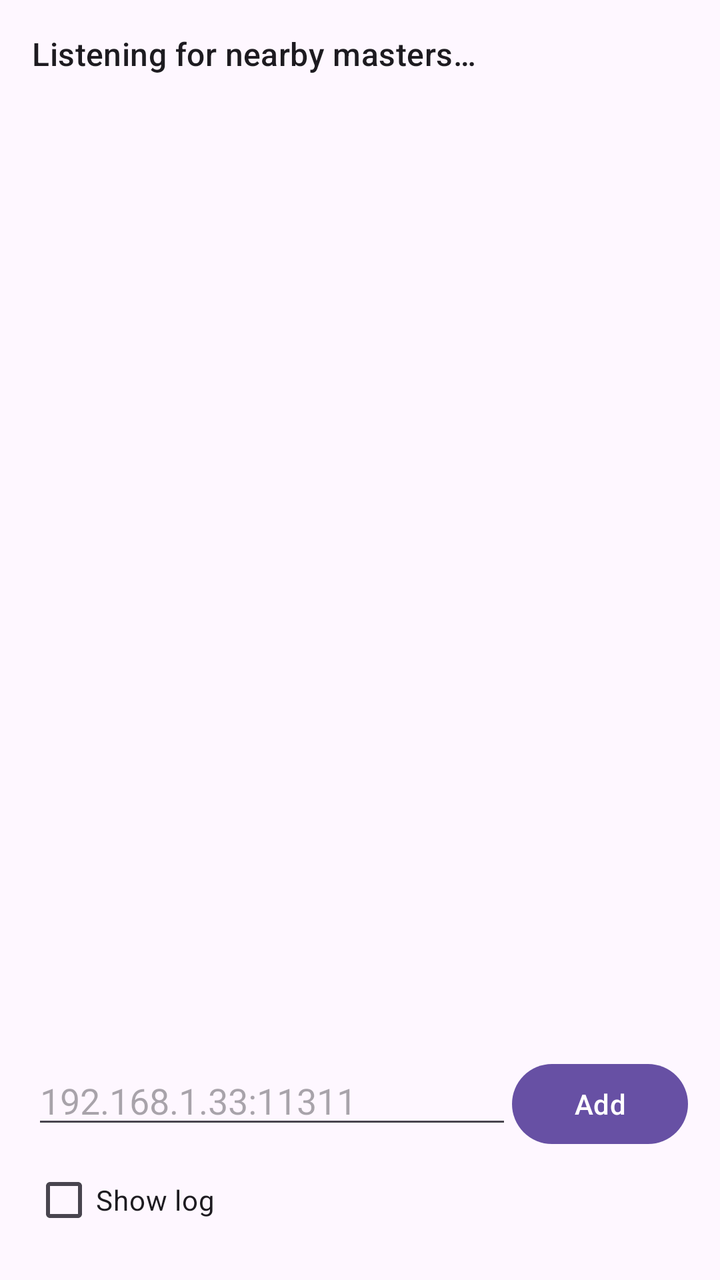
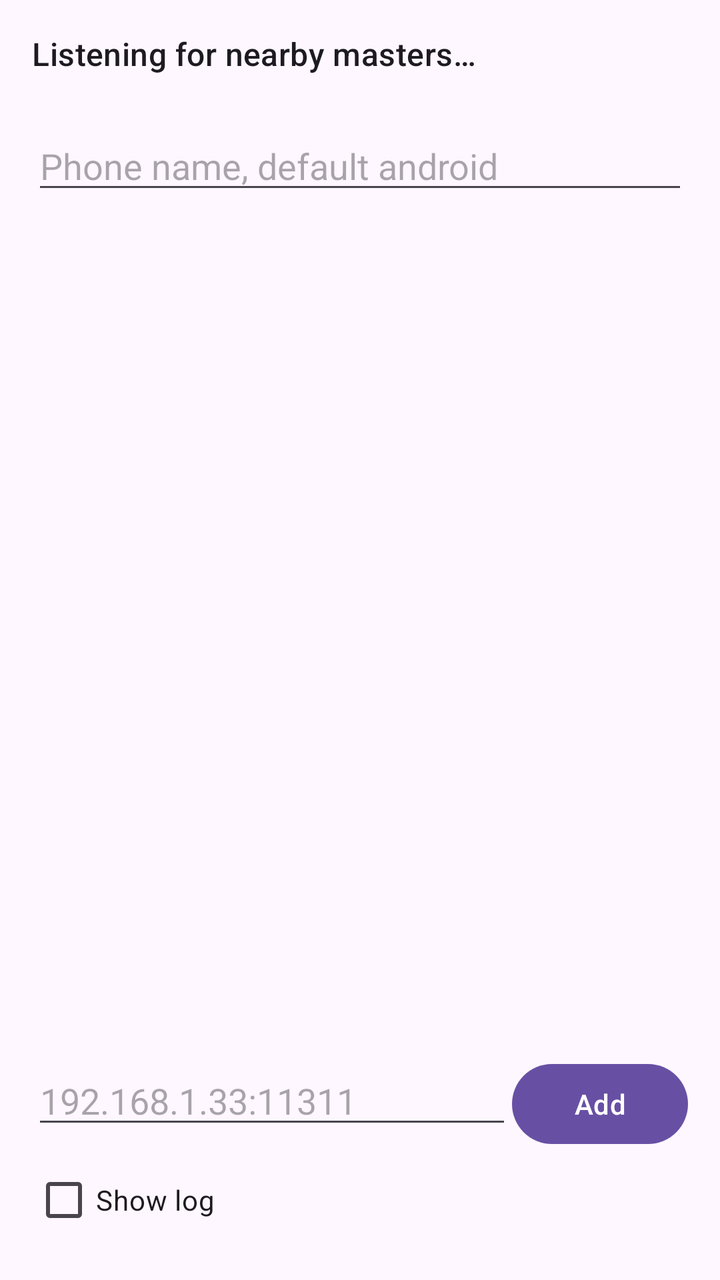

Screens rendered from an Android XML layout before and after an edit, with the pre-edit source and the edit as a unified diff.
<!-- AndroidManifest.xml: application theme Theme.Grabbure -->
<!-- res/layout/activity_master.xml -->
<?xml version="1.0" encoding="utf-8"?>
<LinearLayout xmlns:android="http://schemas.android.com/apk/res/android"
    android:layout_width="match_parent"
    android:layout_height="match_parent"
    android:orientation="vertical"
    android:padding="16dp">

    <TextView
        android:id="@+id/status"
        android:layout_width="match_parent"
        android:layout_height="wrap_content"
        android:text="@string/listening"
        android:textAppearance="?attr/textAppearanceTitleMedium" />

    <TextView
        android:id="@+id/phoneAddress"
        android:layout_width="match_parent"
        android:layout_height="wrap_content"
        android:paddingTop="4dp"
        android:paddingBottom="8dp"
        android:textAppearance="?attr/textAppearanceBodyMedium" />

    <androidx.recyclerview.widget.RecyclerView
        android:id="@+id/masters"
        android:layout_width="match_parent"
        android:layout_height="0dp"
        android:layout_weight="1" />

    <LinearLayout
        android:layout_width="match_parent"
        android:layout_height="wrap_content"
        android:orientation="horizontal"
        android:paddingTop="8dp">

        <EditText
            android:id="@+id/manualMaster"
            android:layout_width="0dp"
            android:layout_height="wrap_content"
            android:layout_weight="1"
            android:hint="@string/master_hint"
            android:importantForAutofill="no"
            android:inputType="text"
            android:singleLine="true" />

        <Button
            android:id="@+id/addMaster"
            android:layout_width="wrap_content"
            android:layout_height="wrap_content"
            android:text="@string/add_master" />
    </LinearLayout>

    <CheckBox
        android:id="@+id/showLog"
        android:layout_width="match_parent"
        android:layout_height="wrap_content"
        android:text="@string/show_log" />

    <ScrollView
        android:id="@+id/logScroll"
        android:layout_width="match_parent"
        android:layout_height="160dp"
        android:visibility="gone">

        <TextView
            android:id="@+id/logView"
            android:layout_width="match_parent"
            android:layout_height="wrap_content"
            android:textSize="12sp"
            android:typeface="monospace" />
    </ScrollView>
</LinearLayout>
<!-- resources referenced by this layout -->
<resources>
  <string name="add_master">Add</string>
  <string name="listening">Listening for nearby masters…</string>
  <string name="master_hint">192.168.1.33:11311</string>
  <string name="show_log">Show log</string>
  <style name="Theme.Grabbure" parent="Theme.Material3.DayNight.NoActionBar" />
</resources>

<!-- the commit's change to res/layout/activity_master.xml (unified diff, before → after) -->
@@ -17,8 +17,16 @@
         android:layout_width="match_parent"
         android:layout_height="wrap_content"
         android:paddingTop="4dp"
-        android:paddingBottom="8dp"
         android:textAppearance="?attr/textAppearanceBodyMedium" />
+
+    <EditText
+        android:id="@+id/phoneName"
+        android:layout_width="match_parent"
+        android:layout_height="wrap_content"
+        android:hint="@string/phone_name_hint"
+        android:importantForAutofill="no"
+        android:inputType="text"
+        android:singleLine="true" />
 
     <androidx.recyclerview.widget.RecyclerView
         android:id="@+id/masters"
<!-- resource entries referenced after the edit -->
@@ -3,6 +3,7 @@
   <string name="add_master">Add</string>
   <string name="listening">Listening for nearby masters…</string>
   <string name="master_hint">192.168.1.33:11311</string>
+  <string name="phone_name_hint">Phone name, default android</string>
   <string name="show_log">Show log</string>
   <style name="Theme.Grabbure" parent="Theme.Material3.DayNight.NoActionBar" />
 </resources>
